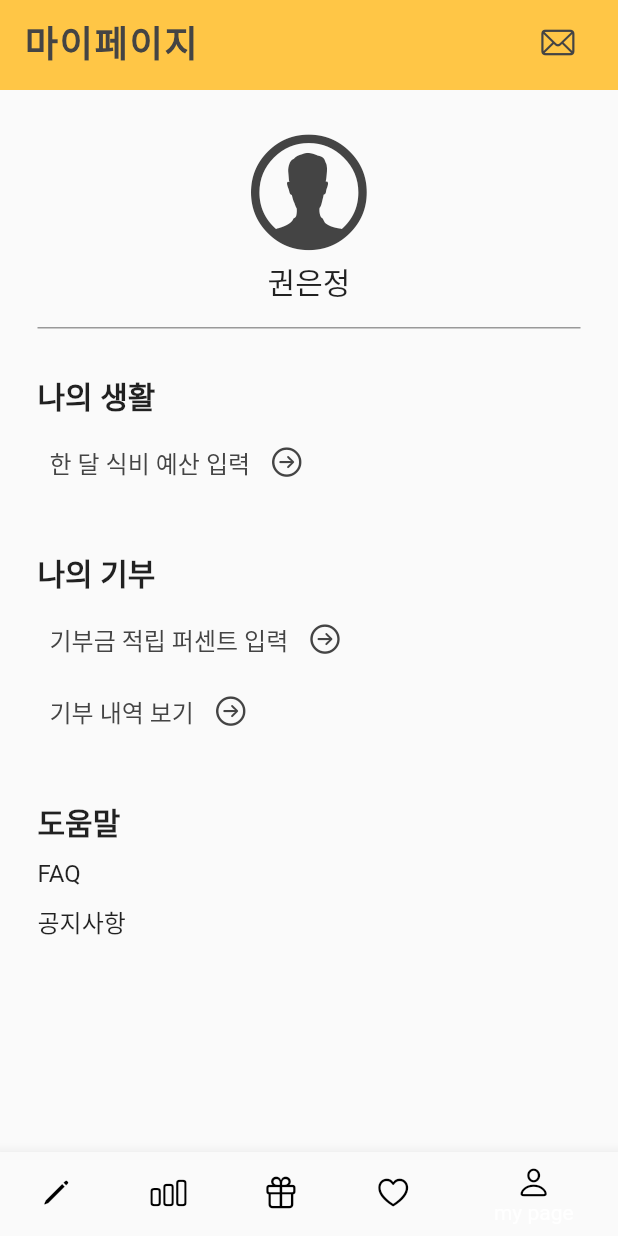
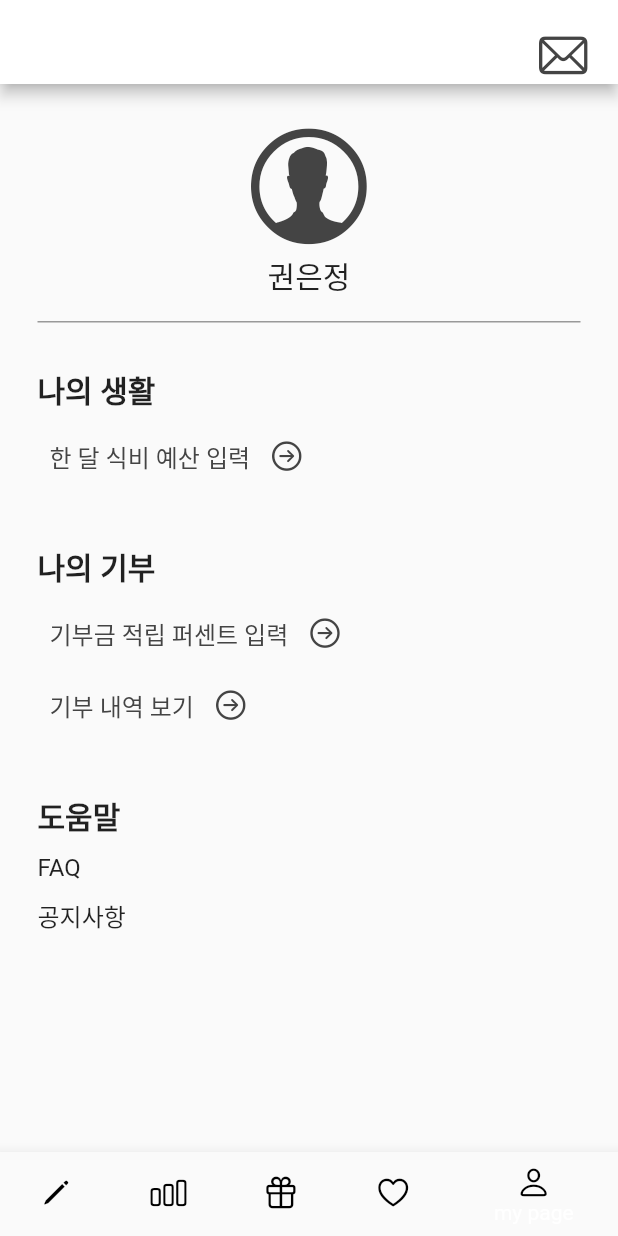
Before and after one commit to Jakensori/Frontend, a Flutter app: the screen it shows after launch, item 5 of the bottom bar chosen, on a phone screen of 412 x 824 dp. Run offline on Flutter 3.47's test engine with Material 2 defaults, Android fonts, the light colour scheme and no system bars; our stand-ins replace custom_radio_grouped_button, dropdown_button2, fl_chart, flutter_native_splash, flutter_secure_storage, introduction_screen and 1 more; missing offline and left inert: dart:html, syncfusion_localizations, toss_payment, web3dart, weekly_date_picker; accounts and stored records are empty; network calls fail.

Commit message:
마이페이지 appbar 수정

```diff
--- a/lib/my_page.dart
+++ b/lib/my_page.dart
@@ -1,15 +1,11 @@
-import 'dart:convert';
-import 'dart:math';
 
 import 'package:flutter/cupertino.dart';
-import 'package:flutter/material.dart';
 import 'package:flutter/material.dart';
 import 'package:temp_project/budget_controller.dart';
 import 'package:temp_project/notification.dart';
 import 'package:temp_project/notification_controller.dart';
 import 'package:temp_project/user_control/user_controller.dart';
 import 'package:http/http.dart' as http;
-
 import 'const/colors.dart';
 
 class MyPage extends StatefulWidget {
@@ -23,25 +19,14 @@ class _MyPageState extends State<MyPage> {
   @override
   Widget build(BuildContext context) {
     return Scaffold(
-      appBar: PreferredSize(
-        preferredSize: Size.fromHeight(60),
-        child: AppBar(
-          backgroundColor: PRIMARY_COLOR,
-          title: Row(
-            mainAxisAlignment: MainAxisAlignment.spaceBetween,
-            children: [
-              Text(
-                '마이페이지',
-                style: TextStyle(
-                  fontSize: 24,
-                  fontWeight: FontWeight.w700,
-                  letterSpacing: 1.2,
-                  color: BLACK_COLOR,
-                ),
-              ),
-              IconButton(
+      appBar: AppBar(
+        //elevation: 0,
+        actions:[
+          Padding(
+            padding: const EdgeInsets.all(11.0),
+            child: IconButton(
               icon: Icon(CupertinoIcons.mail, color: BLACK_COLOR),
-                iconSize: 24.0,
+              iconSize: 35.0,
               onPressed: () {
                 Navigator.push(
                   context,
@@ -51,12 +36,11 @@ class _MyPageState extends State<MyPage> {
                 );
                 },
             ),
+          ),
         ],
+        backgroundColor: WHITE_COLOR,
       ),
-          centerTitle: true,
-          elevation: 0.0,
-        ),
-      ),
+
       body: SingleChildScrollView(
         child: Padding(
           padding: const EdgeInsets.symmetric(horizontal: 25, vertical: 23),
@@ -67,7 +51,7 @@ class _MyPageState extends State<MyPage> {
                 child: Column(
                   children: [
                     Icon(CupertinoIcons.person_alt_circle,
-                        color: BLACK_COLOR, size: 90),
+                        color:BLACK_COLOR, size: 90),
                     Container(width: 20),
                     Text(
                       '권은정',
```
Lines whose indentation alone changed are shown as unchanged.
